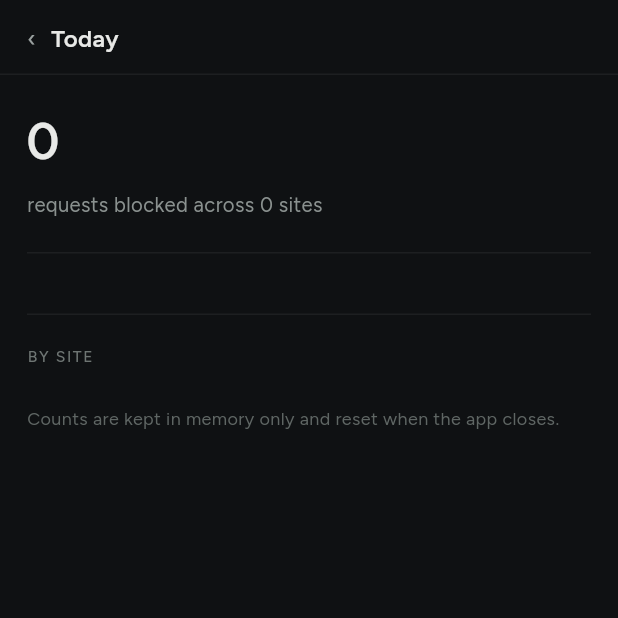
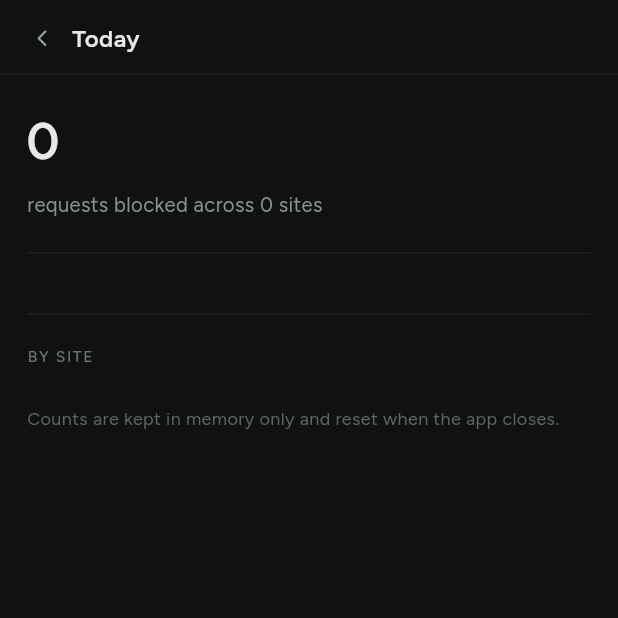
Before and after one commit to narkytypey/flutter-app, a Flutter app: the TodayScreen screen opened directly with empty values, on a phone screen of 412 x 824 dp, the top half of it. Run offline on Flutter 3.47's test engine with Material 3 defaults, Android fonts, the phone set to English and light mode, and no system bars; our stand-ins replace flutter_riverpod, sqflite_sqlcipher; accounts and stored records are empty.

Commit message:
feat(5c,6b): Today, reader and search marks are line icons
Co-Authored-By: Claude Opus 5.5 <noreply@anthropic.com>
Claude-Session: https://claude.ai/code/session_01MBKedSTXdg9iv1vn8vAjeV

```diff
--- a/lib/ui/features/report/views/today_screen.dart
+++ b/lib/ui/features/report/views/today_screen.dart
@@ -1,8 +1,10 @@
 import 'package:flutter/material.dart';
 
 import '../../../../domain/models/blocked_tally.dart';
+import '../../../core/icons.dart';
 import '../../../core/tokens.dart';
 import '../../../core/typography.dart';
+import '../../../core/widgets/icon_tap.dart';
 import '../../../core/widgets/monogram.dart';
 
 /// Spec `5c` — a quiet log, not a dashboard of scary numbers. Reachable
@@ -27,9 +29,12 @@ class TodayScreen extends StatelessWidget {
               ),
               child: Row(
                 children: [
-                  GestureDetector(
+                  IconTap(
+                    glyph: AppGlyph.back,
+                    label: 'Back',
                     onTap: onBack,
-                    child: const Text('‹', style: TextStyle(fontSize: 16, color: C.icon)),
+                    size: 20,
+                    iconSize: 18,
                   ),
                   const SizedBox(width: 10),
                   Text('Today', style: T.screenTitle),
```
Also changed, not shown: lib/ui/features/in_page/views/reader_screen.dart (+14 -4 lines), lib/ui/features/search/views/search_screen.dart (+8 -3 lines), 4 other files.
